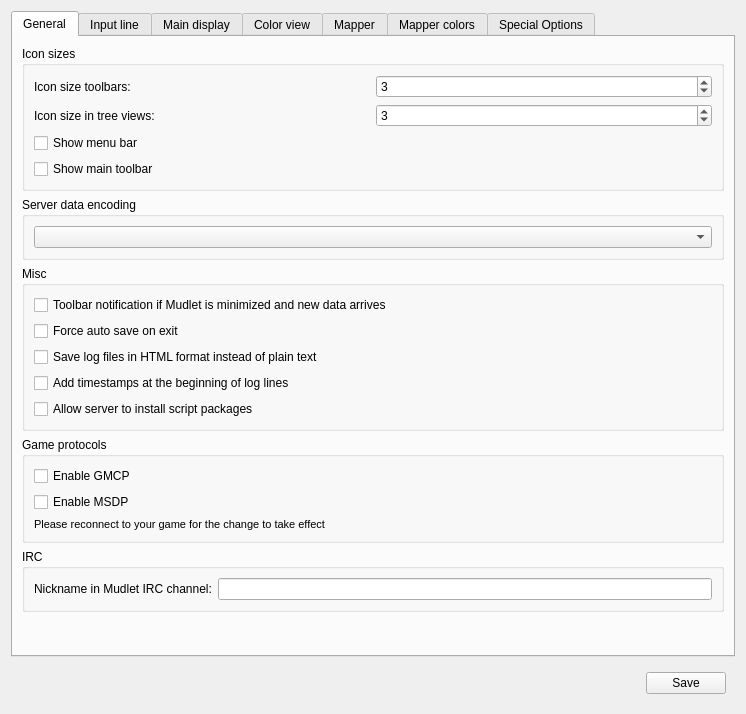
This is src/ui/profile_preferences.ui in Mudlet/Mudlet as Qt 5 draws it before an edit. The edited form follows.
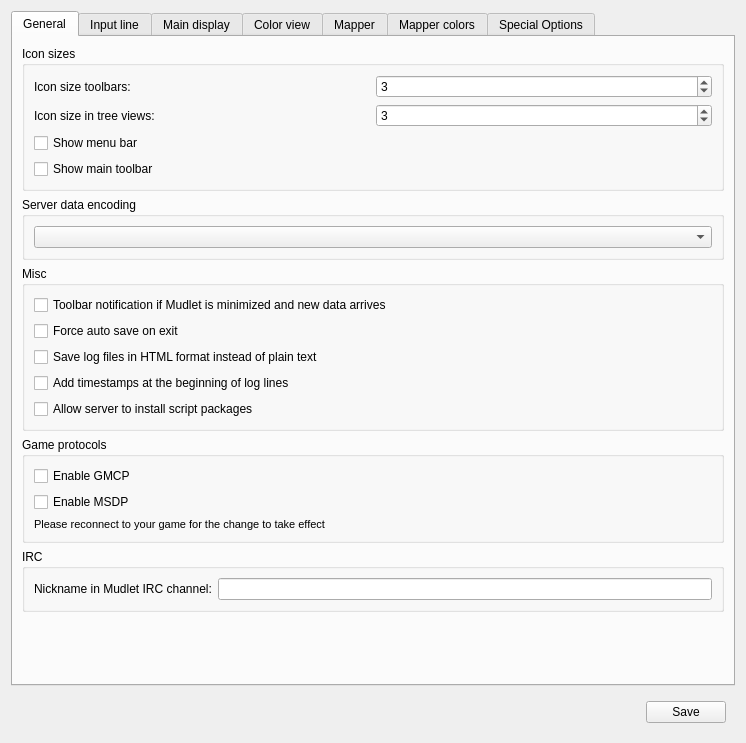
This is the edited form. Icons and pictures are not drawn.

Commit message: Updated text per recommendation from Stephen

Patch:
```diff
--- a/src/ui/profile_preferences.ui
+++ b/src/ui/profile_preferences.ui
@@ -7,7 +7,7 @@
     <x>0</x>
     <y>0</y>
     <width>744</width>
-    <height>714</height>
+    <height>743</height>
    </rect>
   </property>
   <property name="sizePolicy">
```
Left out of the diff: 2 changed lines with no effect on the pictures.
